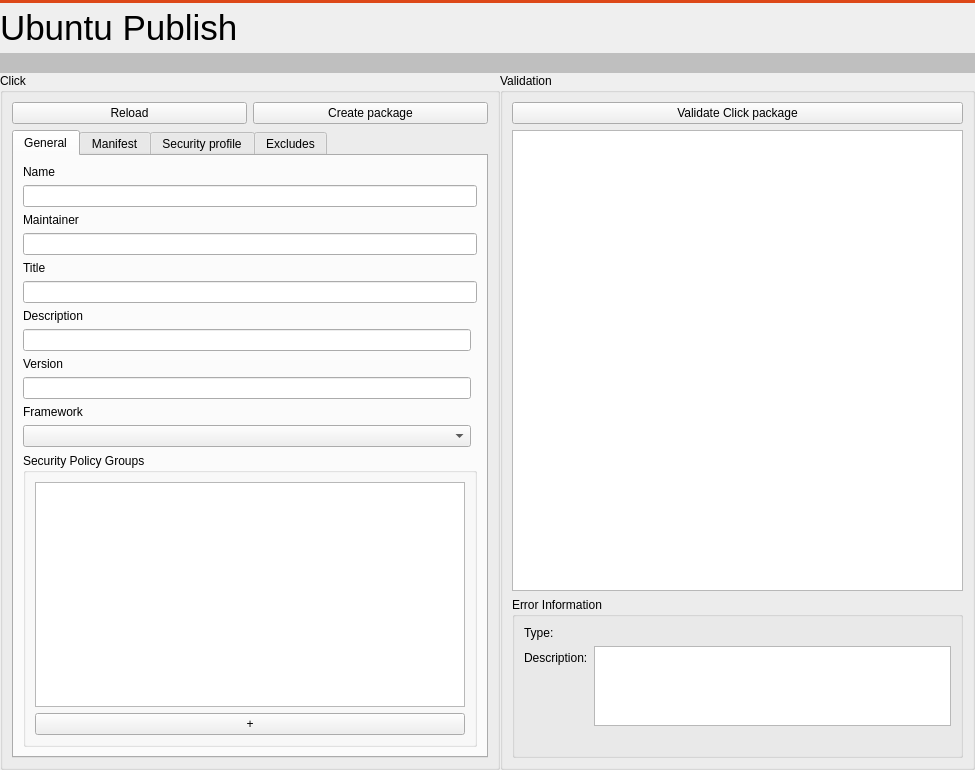
Old version of the form src/ubuntu/ubuntupackagingwidget.ui in the repository runelabs/qtcreator-plugin-ubuntu.
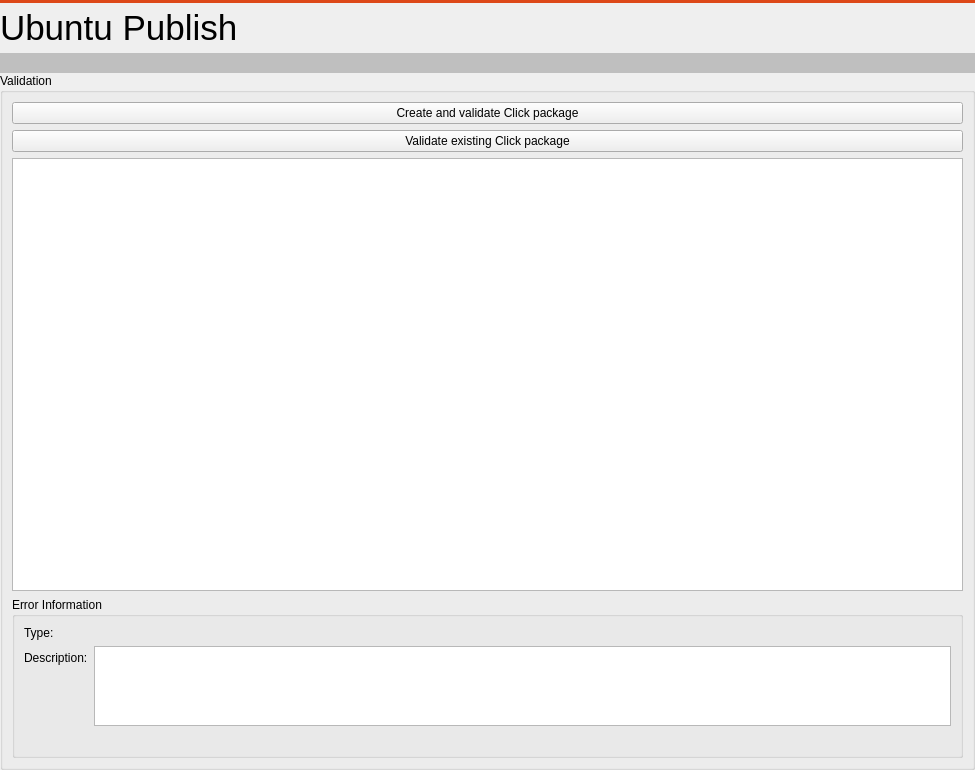
New version of the form.

What changed in the file:
```diff
--- a/src/ubuntu/ubuntupackagingwidget.ui
+++ b/src/ubuntu/ubuntupackagingwidget.ui
@@ -120,194 +120,23 @@
      <property name="spacing">
       <number>0</number>
      </property>
-     <item>
-      <widget class="QGroupBox" name="groupBoxPackaging">
-       <property name="sizePolicy">
-        <sizepolicy hsizetype="Minimum" vsizetype="Preferred">
-         <horstretch>0</horstretch>
-         <verstretch>0</verstretch>
-        </sizepolicy>
-       </property>
-       <property name="minimumSize">
-        <size>
-         <width>500</width>
-         <height>0</height>
-        </size>
-       </property>
-       <property name="title">
-        <string>Click</string>
-       </property>
-       <layout class="QGridLayout" name="gridLayout">
-        <item row="0" column="0">
-         <widget class="QPushButton" name="pushButtonReload">
-          <property name="text">
-           <string>Reload</string>
-          </property>
-         </widget>
-        </item>
-        <item row="0" column="1">
-         <widget class="QPushButton" name="pushButtonClickPackage">
-          <property name="text">
-           <string>Create package</string>
-          </property>
-         </widget>
-        </item>
-        <item row="1" column="0" colspan="2">
-         <widget class="QTabWidget" name="tabWidget">
-          <property name="currentIndex">
-           <number>0</number>
-          </property>
-          <widget class="QWidget" name="tabSimple">
-           <attribute name="title">
-            <string>General</string>
-           </attribute>
-           <layout class="QGridLayout" name="gridLayout_4">
-            <item row="8" column="0">
-             <widget class="QLineEdit" name="lineEdit_description"/>
-            </item>
-            <item row="1" column="0">
-             <widget class="QLabel" name="label_12">
-              <property name="text">
-               <string>Name</string>
-              </property>
-             </widget>
-            </item>
-            <item row="2" column="0" colspan="2">
-             <widget class="QLineEdit" name="lineEdit_name">
-              <property name="text">
-               <string/>
-              </property>
-             </widget>
-            </item>
-            <item row="5" column="0">
-             <widget class="QLabel" name="label_13">
-              <property name="text">
-               <string>Title</string>
-              </property>
-             </widget>
-            </item>
-            <item row="3" column="0">
-             <widget class="QLabel" name="label_14">
-              <property name="text">
-               <string>Maintainer</string>
-              </property>
-             </widget>
-            </item>
-            <item row="10" column="0">
-             <widget class="QLineEdit" name="lineEdit_version"/>
-            </item>
-            <item row="4" column="0" colspan="2">
-             <widget class="QLineEdit" name="lineEdit_maintainer">
-              <property name="text">
-               <string/>
-              </property>
-             </widget>
-            </item>
-            <item row="6" column="0" colspan="2">
-             <widget class="QLineEdit" name="lineEdit_title">
-              <property name="text">
-               <string/>
-              </property>
-             </widget>
-            </item>
-            <item row="9" column="0">
-             <widget class="QLabel" name="label_15">
-              <property name="text">
-               <string>Version</string>
-              </property>
-             </widget>
-            </item>
-            <item row="13" column="0" colspan="2">
-             <widget class="QGroupBox" name="groupBox_6">
-              <property name="title">
-               <string>Security Policy Groups</string>
-              </property>
-              <layout class="QVBoxLayout" name="verticalLayout_19">
-               <item>
-                <widget class="QListWidget" name="listWidget">
-                 <property name="alternatingRowColors">
-                  <bool>true</bool>
-                 </property>
-                </widget>
-               </item>
-               <item>
-                <layout class="QHBoxLayout" name="horizontalLayout_9">
-                 <item>
-                  <widget class="QPushButton" name="pushButton_addpolicy">
-                   <property name="text">
-                    <string>+</string>
-                   </property>
-                  </widget>
-                 </item>
-                </layout>
-               </item>
-              </layout>
-             </widget>
-            </item>
-            <item row="7" column="0">
-             <widget class="QLabel" name="label_16">
-              <property name="text">
-               <string>Description</string>
-              </property>
-             </widget>
-            </item>
-            <item row="12" column="0">
-             <widget class="QComboBox" name="comboBoxFramework"/>
-            </item>
-            <item row="11" column="0">
-             <widget class="QLabel" name="label_3">
-              <property name="text">
-               <string>Framework</string>
-              </property>
-             </widget>
-            </item>
-           </layout>
-          </widget>
-          <widget class="QWidget" name="tabManifest_3">
-           <attribute name="title">
-            <string>Manifest</string>
-           </attribute>
-           <layout class="QVBoxLayout" name="verticalLayout_20">
-            <item>
-             <widget class="QPlainTextEdit" name="plainTextEditJson"/>
-            </item>
-           </layout>
-          </widget>
-          <widget class="QWidget" name="tabAppArmor">
-           <attribute name="title">
-            <string>Security profile</string>
-           </attribute>
-           <layout class="QVBoxLayout" name="verticalLayout_21">
-            <item>
-             <widget class="QPlainTextEdit" name="plainTextEditAppArmorJson"/>
-            </item>
-           </layout>
-          </widget>
-          <widget class="QWidget" name="tabExcludes">
-           <attribute name="title">
-            <string>Excludes</string>
-           </attribute>
-           <layout class="QVBoxLayout" name="verticalLayout_22">
-            <item>
-             <widget class="QPlainTextEdit" name="plainTextEdit_excludes"/>
-            </item>
-           </layout>
-          </widget>
-         </widget>
-        </item>
-       </layout>
-      </widget>
-     </item>
      <item>
       <widget class="QGroupBox" name="groupBoxValidate">
        <property name="title">
         <string>Validation</string>
        </property>
        <layout class="QVBoxLayout" name="verticalLayout">
+        <item>
+         <widget class="QPushButton" name="pushButtonClickPackage">
+          <property name="text">
+           <string>Create and validate Click package</string>
+          </property>
+         </widget>
+        </item>
         <item>
          <widget class="QPushButton" name="pushButtonReviewersTools">
           <property name="text">
-           <string>Validate Click package</string>
+           <string>Validate existing Click package</string>
           </property>
          </widget>
         </item>
```
